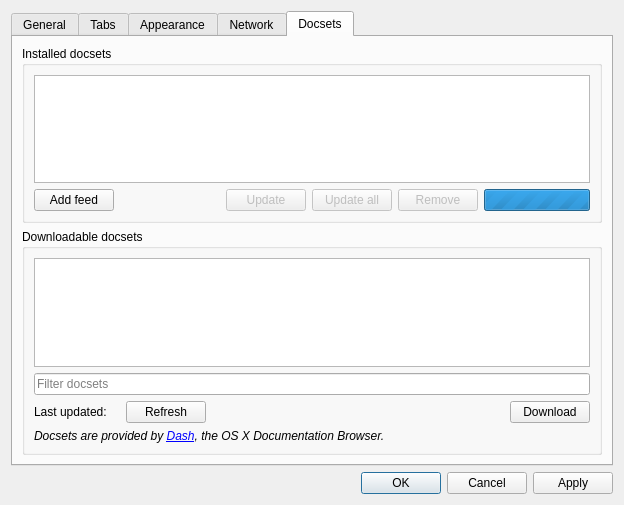
First picture: the form in src/libs/ui/forms/settingsdialog.ui, repository zealdocs/zeal, before the edit.
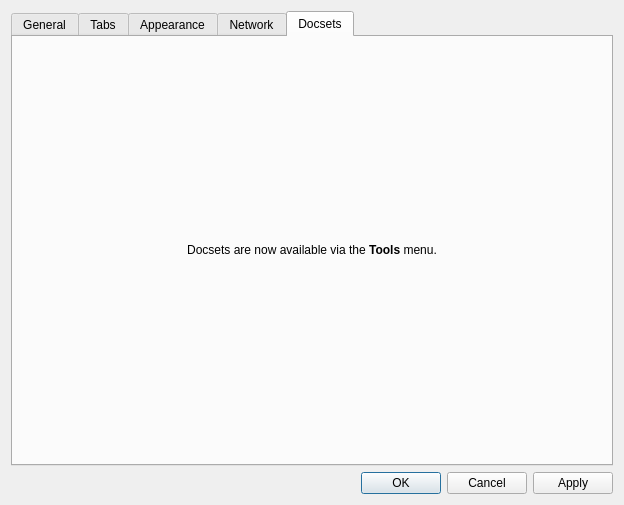
Second picture: the form after the edit. The open tabs and pages were chosen to show the change. Custom widgets are drawn as their Qt base class.

Commit message: ui: Move docset management UI into a dedicated dialog (fixes #354)

```diff
--- a/src/libs/ui/forms/settingsdialog.ui
+++ b/src/libs/ui/forms/settingsdialog.ui
@@ -393,173 +393,13 @@
       </attribute>
       <layout class="QVBoxLayout" name="verticalLayout_5">
        <item>
-        <widget class="QGroupBox" name="groupBox_5">
-         <property name="title">
-          <string>Installed docsets</string>
+        <widget class="QLabel" name="label">
+         <property name="text">
+          <string>Docsets are now available via the &lt;b&gt;Tools&lt;/b&gt; menu.</string>
          </property>
-         <layout class="QVBoxLayout" name="verticalLayout_4">
-          <item>
-           <widget class="QListView" name="installedDocsetList">
-            <property name="iconSize">
-             <size>
-              <width>16</width>
-              <height>16</height>
-             </size>
-            </property>
-           </widget>
-          </item>
-          <item>
-           <layout class="QHBoxLayout" name="docsetsActions">
-            <item>
-             <widget class="QPushButton" name="addFeedButton">
-              <property name="text">
-               <string>Add feed</string>
-              </property>
-             </widget>
-            </item>
-            <item>
-             <spacer name="horizontalSpacer">
-              <property name="orientation">
-               <enum>Qt::Horizontal</enum>
-              </property>
-              <property name="sizeHint" stdset="0">
-               <size>
-                <width>40</width>
-                <height>20</height>
-               </size>
-              </property>
-             </spacer>
-            </item>
-            <item>
-             <widget class="QPushButton" name="updateSelectedDocsetsButton">
-              <property name="enabled">
-               <bool>false</bool>
-              </property>
-              <property name="text">
-               <string>Update</string>
-              </property>
-             </widget>
-            </item>
-            <item>
-             <widget class="QPushButton" name="updateAllDocsetsButton">
-              <property name="enabled">
-               <bool>false</bool>
-              </property>
-              <property name="text">
-               <string>Update all</string>
-              </property>
-             </widget>
-            </item>
-            <item>
-             <widget class="QPushButton" name="removeDocsetsButton">
-              <property name="enabled">
-               <bool>false</bool>
-              </property>
-              <property name="text">
-               <string>Remove</string>
-              </property>
-             </widget>
-            </item>
-            <item>
-             <widget class="QProgressBar" name="docsetsProgress">
-              <property name="maximum">
-               <number>0</number>
-              </property>
-             </widget>
-            </item>
-           </layout>
-          </item>
-         </layout>
-        </widget>
-       </item>
-       <item>
-        <widget class="QGroupBox" name="downloadableGroup">
-         <property name="title">
-          <string>Downloadable docsets</string>
+         <property name="alignment">
+          <set>Qt::AlignCenter</set>
          </property>
-         <layout class="QVBoxLayout" name="verticalLayout_3">
-          <item>
-           <widget class="QListWidget" name="availableDocsetList">
-            <property name="iconSize">
-             <size>
-              <width>16</width>
-              <height>16</height>
-             </size>
-            </property>
-           </widget>
-          </item>
-          <item>
-           <widget class="QLineEdit" name="docsetFilterInput">
-            <property name="placeholderText">
-             <string>Filter docsets</string>
-            </property>
-            <property name="clearButtonEnabled">
-             <bool>true</bool>
-            </property>
-           </widget>
-          </item>
-          <item>
-           <layout class="QHBoxLayout" name="horizontalLayout">
-            <item>
-             <widget class="QLabel" name="label">
-              <property name="text">
-               <string>Last updated:</string>
-              </property>
-             </widget>
-            </item>
-            <item>
-             <widget class="QLabel" name="lastUpdatedLabel">
-              <property name="text">
-               <string/>
-              </property>
-             </widget>
-            </item>
-            <item>
-             <widget class="QPushButton" name="refreshButton">
-              <property name="text">
-               <string>Refresh</string>
-              </property>
-             </widget>
-            </item>
-            <item>
-             <spacer name="horizontalSpacer_2">
-              <property name="orientation">
-               <enum>Qt::Horizontal</enum>
-              </property>
-              <property name="sizeHint" stdset="0">
-               <size>
-                <width>40</width>
-                <height>20</height>
-               </size>
-              </property>
-             </spacer>
-            </item>
-            <item>
-             <widget class="QPushButton" name="downloadDocsetButton">
-              <property name="enabled">
-               <bool>true</bool>
-              </property>
-              <property name="text">
-               <string>Download</string>
-              </property>
-             </widget>
-            </item>
-           </layout>
-          </item>
-          <item>
-           <widget class="QLabel" name="label_4">
-            <property name="text">
-             <string>&lt;i&gt;Docsets are provided by &lt;a href=&quot;https://kapeli.com/dash&quot;&gt;Dash&lt;/a&gt;, the OS X Documentation Browser.&lt;/i&gt;</string>
-            </property>
-            <property name="textFormat">
-             <enum>Qt::RichText</enum>
-            </property>
-            <property name="openExternalLinks">
-             <bool>true</bool>
-            </property>
-           </widget>
-          </item>
-         </layout>
         </widget>
        </item>
       </layout>
```
Left out of the diff: 3 changed lines with no effect on the pictures. The commit also changes 7 other files.
